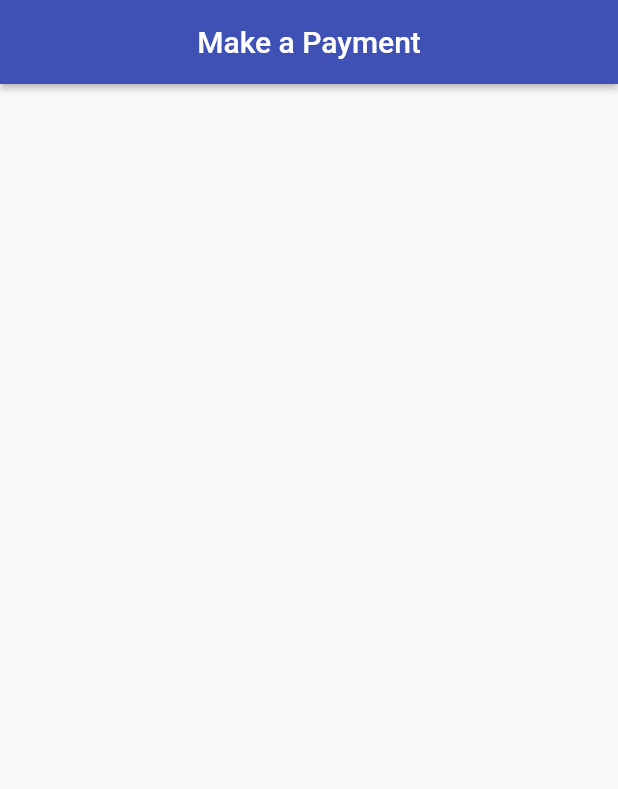
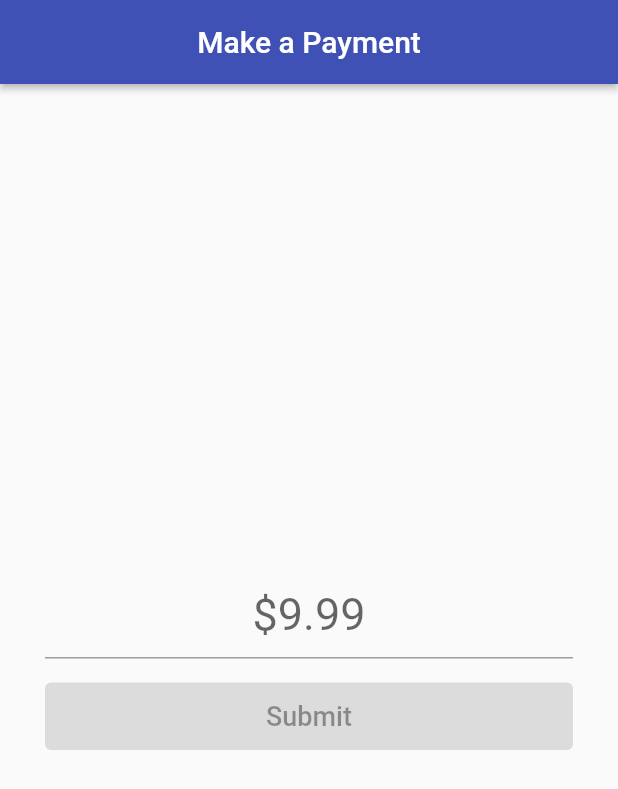
Before and after one commit to thecodexhub/flutter_testing, a Flutter app: the screen it shows after launch, on a phone screen of 412 x 824 dp. Shown: the top 789 px of the screen. Run offline on Flutter 3.47's test engine with Material 2 defaults, Android fonts, the phone set to English and light mode, and no system bars.

Commit message:
Implementation of fully functional UI

```diff
--- a/lib/home_page.dart
+++ b/lib/home_page.dart
@@ -1,4 +1,23 @@
 import 'package:flutter/material.dart';
+import 'package:flutter_testing/string_validator.dart';
+import 'package:flutter_testing/validation_textfield.dart';
+
+class AmountEditingRegexValidator extends RegexValidator {
+  AmountEditingRegexValidator()
+      : super(regexSource: "^\$|^(0|([1-9][0-9]{0,4}))(\\.[0-9]{0,2})?\$");
+}
+
+class AmountSubmitValidator extends StringValidator {
+  @override
+  bool isValid(String value) {
+    try {
+      final number = double.parse(value);
+      return number > 0.0;
+    } catch (e) {
+      return false;
+    }
+  }
+}
 
 class HomePage extends StatefulWidget {
   @override
@@ -10,7 +29,25 @@ class _HomePageState extends State<HomePage> {
   Widget build(BuildContext context) {
     return Scaffold(
       appBar: AppBar(title: Text('Make a Payment')),
-      body: Column(),
+      body: Padding(
+        padding: const EdgeInsets.all(30.0),
+        child: Column(
+          crossAxisAlignment: CrossAxisAlignment.stretch,
+          mainAxisAlignment: MainAxisAlignment.center,
+          children: [
+            ValidationTextField(
+              inputDecoration: InputDecoration(
+                  hintText: '\$9.99', hintStyle: TextStyle(fontSize: 30.0)),
+              onSubmit: (value) => print(value),
+              submitText: 'Submit',
+              keyboardType: TextInputType.number,
+              inputFormatter: ValidatorInputFormatter(
+                  editingValidator: AmountEditingRegexValidator()),
+              stringValidator: AmountSubmitValidator(),
+            ),
+          ],
+        ),
+      ),
     );
   }
 }
--- /dev/null
+++ b/lib/validation_textfield.dart
@@ -0,0 +1,82 @@
+import 'package:flutter/material.dart';
+import 'package:flutter/services.dart';
+import 'package:flutter_testing/string_validator.dart';
+
+class ValidationTextField extends StatefulWidget {
+  ValidationTextField({
+    Key key,
+    this.inputDecoration,
+    @required this.submitText,
+    @required this.keyboardType,
+    @required this.inputFormatter,
+    @required this.stringValidator,
+    this.onSubmit,
+  }) : super(key: key);
+  final InputDecoration inputDecoration;
+  final String submitText;
+  final TextInputType keyboardType;
+  final TextInputFormatter inputFormatter;
+  final StringValidator stringValidator;
+  final ValueChanged<String> onSubmit;
+
+  @override
+  _ValidationTextFieldState createState() => _ValidationTextFieldState();
+}
+
+class _ValidationTextFieldState extends State<ValidationTextField> {
+  FocusNode _focusNode = FocusNode();
+  String _value = '';
+
+  void _submit() async {
+    bool isValid = widget.stringValidator.isValid(_value);
+    if (isValid) {
+      _focusNode.unfocus();
+      widget.onSubmit(_value);
+    } else {
+      FocusScope.of(context).requestFocus(_focusNode);
+    }
+  }
+
+  @override
+  Widget build(BuildContext context) {
+    return Column(
+      crossAxisAlignment: CrossAxisAlignment.stretch,
+      children: [
+        TextField(
+          focusNode: _focusNode,
+          decoration: widget.inputDecoration,
+          keyboardType: widget.keyboardType,
+          textAlign: TextAlign.center,
+          autocorrect: false,
+          textInputAction: TextInputAction.done,
+          inputFormatters: [
+            widget.inputFormatter,
+          ],
+          style: TextStyle(fontSize: 30.0),
+          onChanged: (value) {
+            setState(() {
+              _value = value;
+            });
+          },
+          onEditingComplete: _submit,
+        ),
+        SizedBox(height: 16.0),
+        _buildButton(),
+      ],
+    );
+  }
+
+  Widget _buildButton() {
+    bool _isValid = widget.stringValidator.isValid(_value);
+    return SizedBox(
+      height: 45.0,
+      child: ElevatedButton(
+        onPressed: !_isValid ? null : () {},
+        child: Text(
+          widget.submitText,
+          style: TextStyle(fontSize: 18.0),
+        ),
+      ),
+    );
+  }
+}
```
